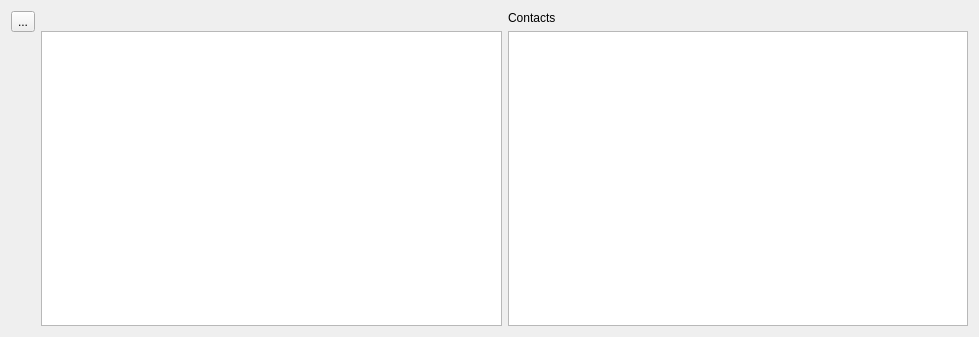
Qt form apps/portolano/ResultItem.ui (OpenFairWind/fairwindplusplus) before a commit.
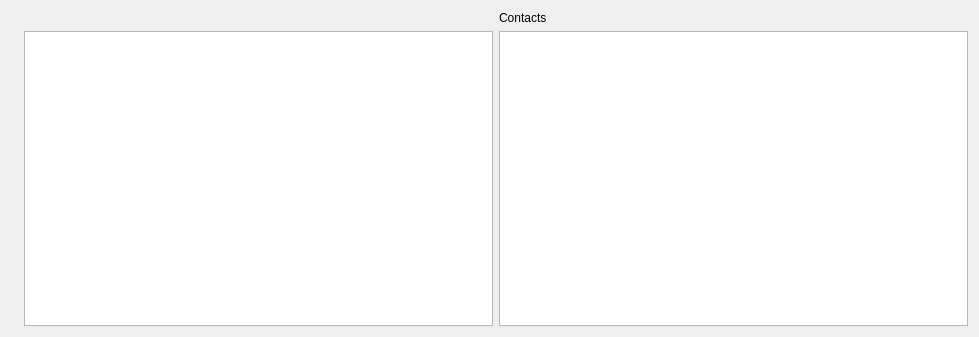
The same form after that commit.

Commit message: ResultItem icon type and size

The edit to the form file:
```diff
--- a/apps/portolano/ResultItem.ui
+++ b/apps/portolano/ResultItem.ui
@@ -21,25 +21,18 @@
        <item>
         <layout class="QVBoxLayout" name="verticalLayout_3">
          <item>
-          <widget class="QToolButton" name="toolButton_Map">
+          <widget class="QLabel" name="label_Icon">
+           <property name="sizePolicy">
+            <sizepolicy hsizetype="Preferred" vsizetype="Expanding">
+             <horstretch>0</horstretch>
+             <verstretch>0</verstretch>
+            </sizepolicy>
+           </property>
            <property name="text">
-            <string>...</string>
+            <string/>
            </property>
           </widget>
          </item>
-         <item>
-          <spacer name="verticalSpacer">
-           <property name="orientation">
-            <enum>Qt::Vertical</enum>
-           </property>
-           <property name="sizeHint" stdset="0">
-            <size>
-             <width>20</width>
-             <height>40</height>
-            </size>
-           </property>
-          </spacer>
-         </item>
         </layout>
        </item>
        <item>
```
The commit also changes 1 other file.
